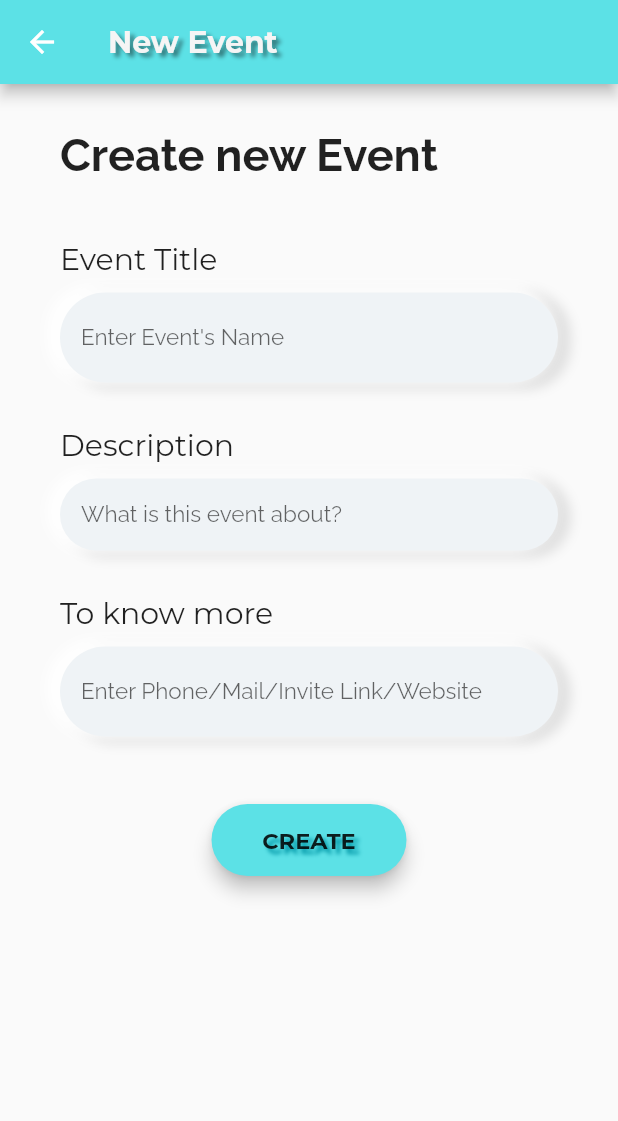
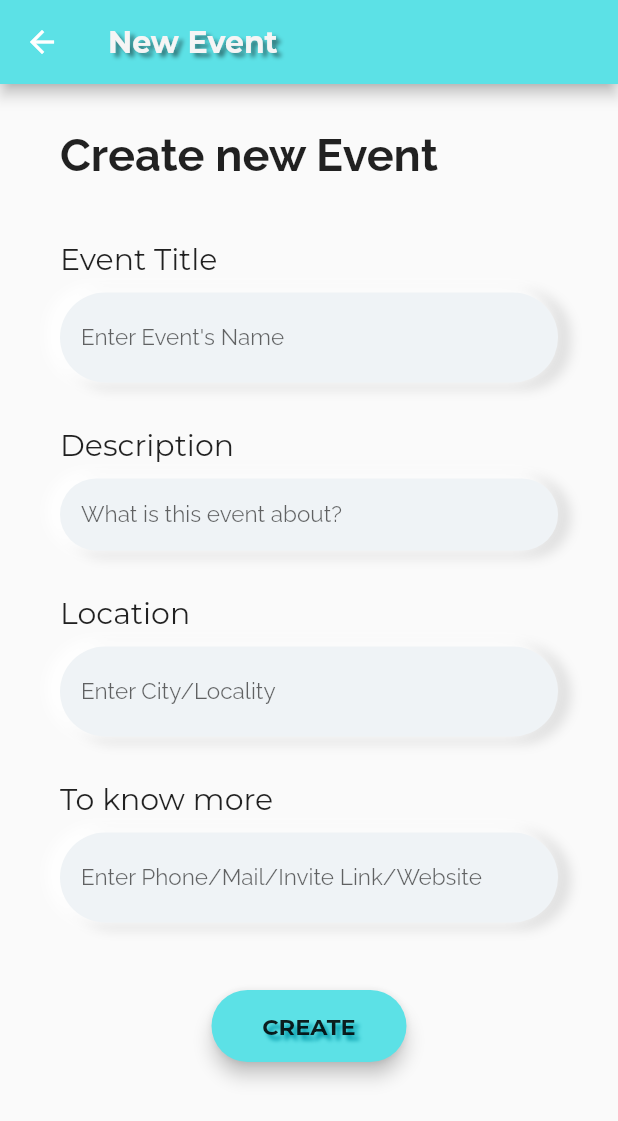
Before and after one commit to pranavi79/SheHacks_Team-114, a Flutter app: the FormView screen opened directly, on a phone screen of 412 x 824 dp. Shown: the top 1121 px of the screen. Run offline on Flutter 3.47's test engine with Material 2 defaults, Android fonts, the phone set to English and light mode, and no system bars; our stand-ins replace cloud_firestore, firebase_auth, firebase_core, flutter_phoenix, flutter_spinkit, fluttertoast and 3 more; accounts and stored records are empty.

Commit message:
Added location field in form & UI changes in profile

```diff
--- a/shehack/lib/form.dart
+++ b/shehack/lib/form.dart
@@ -115,6 +115,53 @@ class FormViewState extends State<FormView> {
     );
   }
 
+  Widget buildLocation() {
+    return Column(
+      crossAxisAlignment: CrossAxisAlignment.start,
+      children: <Widget>[
+        Text(
+          "Location",
+          style: GoogleFonts.montserrat(
+            fontSize: 20,
+          ),
+        ),
+        SizedBox(
+          height: 10,
+        ),
+        Container(
+          decoration: BoxDecoration(
+              color: Color(0XFFEFF3F6),
+              borderRadius: BorderRadius.circular(100.0),
+              boxShadow: [
+                BoxShadow(
+                    color: Color.fromRGBO(0, 0, 0, 0.1),
+                    offset: Offset(6, 2),
+                    blurRadius: 6.0,
+                    spreadRadius: 3.0),
+                BoxShadow(
+                    color: Color.fromRGBO(255, 255, 255, 0.9),
+                    offset: Offset(-6, -2),
+                    blurRadius: 6.0,
+                    spreadRadius: 3.0)
+              ]),
+          alignment: Alignment.centerLeft,
+          height: 60.0,
+          child: TextFormField(
+            style: GoogleFonts.raleway(
+              fontSize: 15,
+            ),
+            decoration: InputDecoration(
+              contentPadding: EdgeInsets.all(14),
+              border: InputBorder.none,
+              hintText: 'Enter City/Locality',
+            ),
+            onChanged: (input3) => location = input3,
+          ),
+        ),
+      ],
+    );
+  }
+
   Widget buildReach() {
     return Column(
       crossAxisAlignment: CrossAxisAlignment.start,
@@ -155,7 +202,7 @@ class FormViewState extends State<FormView> {
               border: InputBorder.none,
               hintText: 'Enter Phone/Mail/Invite Link/Website',
             ),
-            onChanged: (input1) => contact = input1,
+            onChanged: (input4) => contact = input4,
           ),
         ),
       ],
@@ -172,6 +219,7 @@ class FormViewState extends State<FormView> {
           _firestore.collection('forms').add({
             'name': name,
             'about': about,
+            'location': location,
             'contact': contact,
             'user': FirebaseAuth.instance.currentUser.displayName,
           });
@@ -206,6 +254,7 @@ class FormViewState extends State<FormView> {
   String name;
   String about;
   String contact;
+  String location;
   Widget build(BuildContext context) {
     return Scaffold(
       appBar: AppBar(
@@ -221,7 +270,6 @@ class FormViewState extends State<FormView> {
                   blurRadius: 3.0,
                   color: Colors.black45,
                 ),
-                //
               ],
             ),
           ),
@@ -256,6 +304,10 @@ class FormViewState extends State<FormView> {
                       SizedBox(
                         height: 30.0,
                       ),
+                      buildLocation(),
+                      SizedBox(
+                        height: 30.0,
+                      ),
                       buildReach(),
                       SizedBox(
                         height: 30.0,
```
Also changed, not shown: shehack/lib/Profile.dart (+117 -102 lines).
